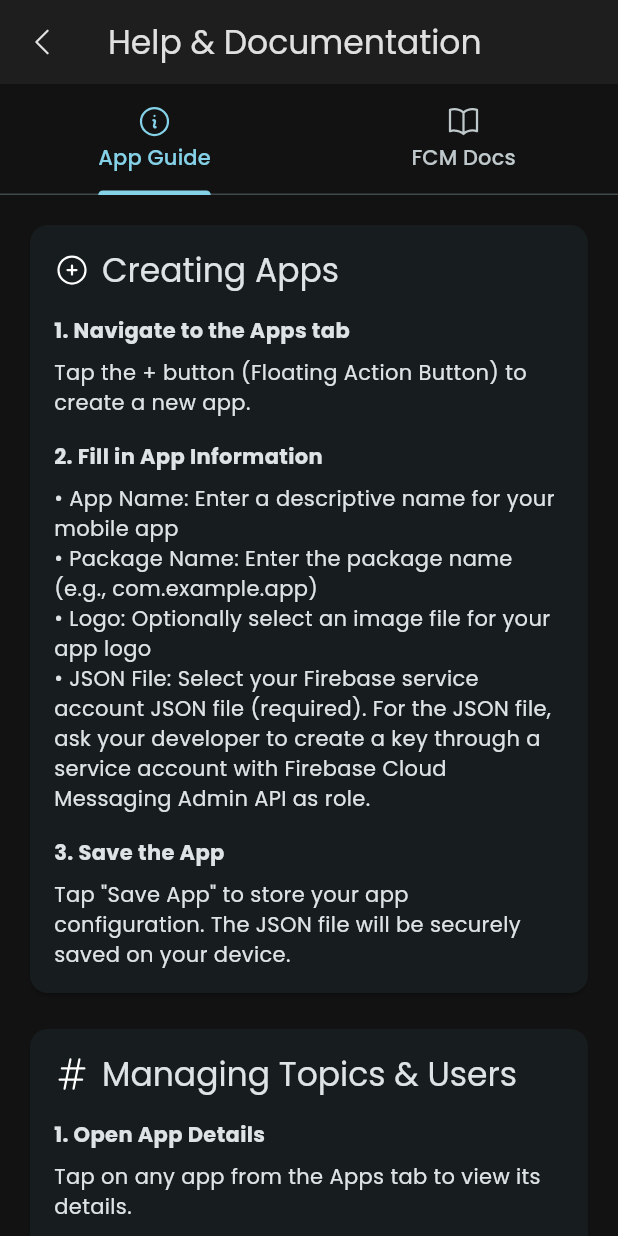
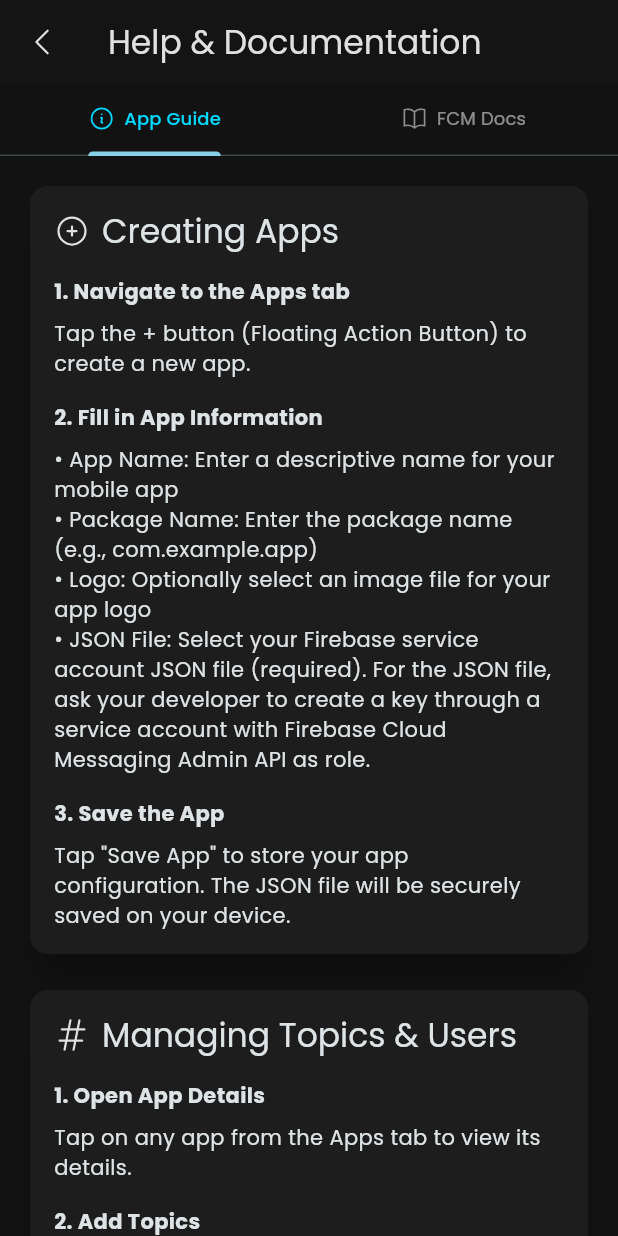
Before and after one commit to stanimeros/flutter-firebase-messenger, a Flutter app: the screen it shows after launch, after a tap on an icon or button, on a phone screen of 412 x 824 dp. Run offline on Flutter 3.47's test engine with Material 3 defaults, Android fonts, the phone set to English and light mode, and no system bars; our stand-ins replace file_picker, flutter_secure_storage, google_fonts, googleapis_auth, heroicons, shared_preferences and 1 more.

Commit message:
Enhance tab layout in AppDetailScreen and HelpScreen by wrapping tab icons and text in a Row for improved alignment and spacing. Update CustomAppTheme to refine dark theme colors and add comprehensive styling for various UI components, including buttons and dialogs, to enhance overall app aesthetics.

```diff
--- a/lib/screens/app_detail_screen.dart
+++ b/lib/screens/app_detail_screen.dart
@@ -257,8 +257,28 @@ class _AppDetailScreenState extends State<AppDetailScreen> with SingleTickerProv
           TabBar(
             controller: _tabController,
             tabs: const [
-              Tab(icon: HeroIcon(HeroIcons.hashtag), text: 'Topics'),
-              Tab(icon: HeroIcon(HeroIcons.user), text: 'Users'),
+              Tab(
+                child: Row(
+                  mainAxisSize: MainAxisSize.min,
+                  mainAxisAlignment: MainAxisAlignment.center,
+                  children: [
+                    HeroIcon(HeroIcons.hashtag, size: 18),
+                    SizedBox(width: 6),
+                    Text('Topics'),
+                  ],
+                ),
+              ),
+              Tab(
+                child: Row(
+                  mainAxisSize: MainAxisSize.min,
+                  mainAxisAlignment: MainAxisAlignment.center,
+                  children: [
+                    HeroIcon(HeroIcons.user, size: 18),
+                    SizedBox(width: 6),
+                    Text('Users'),
+                  ],
+                ),
+              ),
             ],
           ),
           Expanded(
@@ -285,11 +305,6 @@ class _AppDetailScreenState extends State<AppDetailScreen> with SingleTickerProv
       child: Column(
         crossAxisAlignment: CrossAxisAlignment.stretch,
         children: [
-          Text(
-            'Topics',
-            style: Theme.of(context).textTheme.titleLarge,
-          ),
-          const SizedBox(height: 16),
           if (_topics.isEmpty)
             Card(
               child: Padding(
@@ -338,11 +353,6 @@ class _AppDetailScreenState extends State<AppDetailScreen> with SingleTickerProv
       child: Column(
         crossAxisAlignment: CrossAxisAlignment.stretch,
         children: [
-          Text(
-            'Users',
-            style: Theme.of(context).textTheme.titleLarge,
-          ),
-          const SizedBox(height: 16),
           if (_users.isEmpty)
             Card(
               child: Padding(
--- a/lib/screens/help_screen.dart
+++ b/lib/screens/help_screen.dart
@@ -55,8 +55,28 @@ class _HelpScreenState extends State<HelpScreen> with SingleTickerProviderStateM
           TabBar(
             controller: _tabController,
             tabs: const [
-              Tab(icon: HeroIcon(HeroIcons.informationCircle), text: 'App Guide'),
-              Tab(icon: HeroIcon(HeroIcons.bookOpen), text: 'FCM Docs'),
+              Tab(
+                child: Row(
+                  mainAxisSize: MainAxisSize.min,
+                  mainAxisAlignment: MainAxisAlignment.center,
+                  children: [
+                    HeroIcon(HeroIcons.informationCircle, size: 18),
+                    SizedBox(width: 6),
+                    Text('App Guide'),
+                  ],
+                ),
+              ),
+              Tab(
+                child: Row(
+                  mainAxisSize: MainAxisSize.min,
+                  mainAxisAlignment: MainAxisAlignment.center,
+                  children: [
+                    HeroIcon(HeroIcons.bookOpen, size: 18),
+                    SizedBox(width: 6),
+                    Text('FCM Docs'),
+                  ],
+                ),
+              ),
             ],
           ),
           Expanded(
--- a/lib/widgets/custom_app_theme.dart
+++ b/lib/widgets/custom_app_theme.dart
@@ -9,8 +9,8 @@ class CustomAppTheme {
 
   // Dark theme colors
   static const Color darkBackground = Color(0xFF121212); // Neutral dark
-  static const Color darkSurface = Color(0xFF1E1E1E);
-  static const Color darkSurfaceVariant = Color(0xFF2C2C2C);
+  static const Color darkSurface = Color.fromARGB(255, 20, 20, 20);
+  static const Color darkCardSurface = Color.fromARGB(255, 29, 29, 29);
   static const Color darkOnSurface = Color(0xFFE0E0E0);
   static const Color darkOnPrimary = Color(0xFF000000);
   static const Color darkError = Color(0xFFEF4444);
@@ -22,6 +22,8 @@ class CustomAppTheme {
       colorScheme: ColorScheme.fromSeed(
         seedColor: primaryCyan,
         brightness: Brightness.dark,
+      ).copyWith(
+        surface: darkSurface,
       ),
       scaffoldBackgroundColor: darkBackground,
       appBarTheme: AppBarTheme(
@@ -29,6 +31,87 @@ class CustomAppTheme {
         backgroundColor: darkSurface,
         foregroundColor: darkOnSurface,
       ),
+      tabBarTheme: TabBarThemeData(
+        labelColor: primaryCyan,
+        unselectedLabelColor: darkOnSurface.withValues(alpha: 0.6),
+        labelStyle: GoogleFonts.poppins(
+          fontSize: 12,
+          fontWeight: FontWeight.w500,
+        ),
+        unselectedLabelStyle: GoogleFonts.poppins(
+          fontSize: 12,
+          fontWeight: FontWeight.normal,
+        ),
+      ),
+      inputDecorationTheme: InputDecorationTheme(
+        filled: true,
+        fillColor: darkSurface,
+        border: OutlineInputBorder(
+          borderRadius: BorderRadius.circular(8),
+          borderSide: BorderSide(color: darkOnSurface.withValues(alpha: 0.3)),
+        ),
+        enabledBorder: OutlineInputBorder(
+          borderRadius: BorderRadius.circular(8),
+          borderSide: BorderSide(color: darkOnSurface.withValues(alpha: 0.3)),
+        ),
+        focusedBorder: OutlineInputBorder(
+          borderRadius: BorderRadius.circular(8),
+          borderSide: const BorderSide(color: primaryCyan, width: 2),
+        ),
+        errorBorder: OutlineInputBorder(
+          borderRadius: BorderRadius.circular(8),
+          borderSide: const BorderSide(color: darkError),
+        ),
+        focusedErrorBorder: OutlineInputBorder(
+          borderRadius: BorderRadius.circular(8),
+          borderSide: const BorderSide(color: darkError, width: 2),
+        ),
+      ),
+      cardTheme: CardThemeData(
+        color: darkCardSurface,
+        elevation: 12,
+        shape: RoundedRectangleBorder(
+          borderRadius: BorderRadius.circular(12),
+        ),
+      ),
+      elevatedButtonTheme: ElevatedButtonThemeData(
+        style: ElevatedButton.styleFrom(
+          elevation: 12,
+          padding: const EdgeInsets.symmetric(horizontal: 24, vertical: 12),
+          shape: RoundedRectangleBorder(
+            borderRadius: BorderRadius.circular(8),
+          ),
+        ),
+      ),
+      outlinedButtonTheme: OutlinedButtonThemeData(
+        style: OutlinedButton.styleFrom(
+          elevation: 12,
+          padding: const EdgeInsets.symmetric(horizontal: 24, vertical: 12),
+          shape: RoundedRectangleBorder(
+            borderRadius: BorderRadius.circular(8),
+          ),
+        ),
+      ),
+      textButtonTheme: TextButtonThemeData(
+        style: TextButton.styleFrom(
+          elevation: 12,
+          padding: const EdgeInsets.symmetric(horizontal: 16, vertical: 8),
+        ),
+      ),
+      floatingActionButtonTheme: const FloatingActionButtonThemeData(
+        elevation: 12,
+      ),
+      dialogTheme: DialogThemeData(
+        backgroundColor: darkCardSurface,
+        elevation: 12,
+        shape: RoundedRectangleBorder(
+          borderRadius: BorderRadius.circular(12),
+        ),
+      ),
+      iconTheme: const IconThemeData(
+        size: 18,
+        color: darkOnSurface,
+      ),
     );
   }
 }
```
